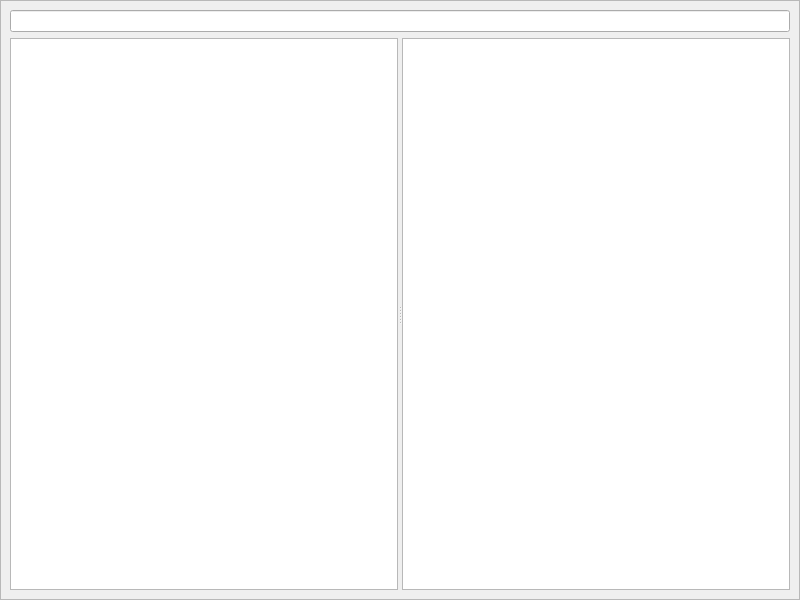
This is ui/soundbrowser.ui in mimbert/soundbrowser as Qt 5 draws it before an edit. The edited form follows.
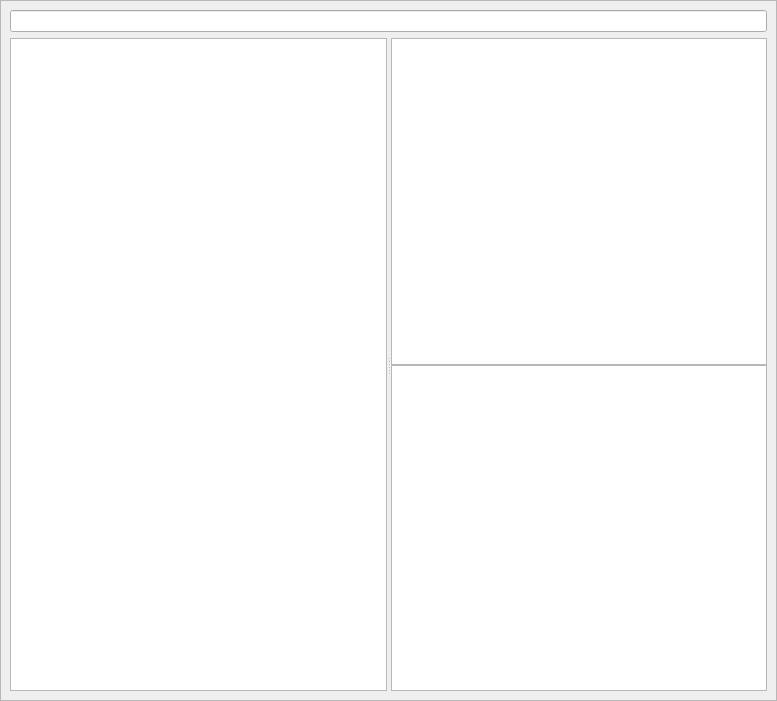
This is the edited form.

Commit message: add panel for sound metadata & control

The edit to the form file:
```diff
--- a/ui/soundbrowser.ui
+++ b/ui/soundbrowser.ui
@@ -6,8 +6,8 @@
    <rect>
     <x>0</x>
     <y>0</y>
-    <width>800</width>
-    <height>600</height>
+    <width>777</width>
+    <height>701</height>
    </rect>
   </property>
   <property name="windowTitle">
@@ -54,7 +54,40 @@
           <enum>Qt::Horizontal</enum>
          </property>
          <widget class="QTreeView" name="treeView"/>
-         <widget class="QTableView" name="tableView"/>
+         <widget class="QWidget" name="subframe" native="true">
+          <property name="sizePolicy">
+           <sizepolicy hsizetype="Preferred" vsizetype="Expanding">
+            <horstretch>0</horstretch>
+            <verstretch>0</verstretch>
+           </sizepolicy>
+          </property>
+          <layout class="QGridLayout" name="gridLayout_4">
+           <property name="sizeConstraint">
+            <enum>QLayout::SetMaximumSize</enum>
+           </property>
+           <property name="leftMargin">
+            <number>0</number>
+           </property>
+           <property name="topMargin">
+            <number>0</number>
+           </property>
+           <property name="rightMargin">
+            <number>0</number>
+           </property>
+           <property name="bottomMargin">
+            <number>0</number>
+           </property>
+           <property name="spacing">
+            <number>0</number>
+           </property>
+           <item row="0" column="0">
+            <widget class="QTableView" name="tableView"/>
+           </item>
+           <item row="1" column="0">
+            <widget class="QTextEdit" name="metadata"/>
+           </item>
+          </layout>
+         </widget>
         </widget>
        </item>
       </layout>
```
Left out of the diff: 4 changed lines with no effect on the pictures.
